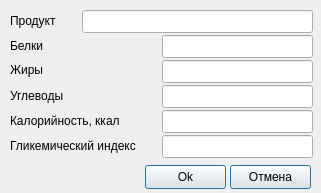
arcan1s/food_gui, file source/add.ui: the form before one commit.
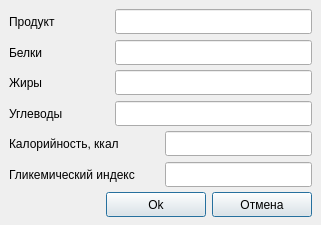
The form after the commit.

What changed in the file:
```diff
--- a/source/add.ui
+++ b/source/add.ui
@@ -7,204 +7,404 @@
     <x>0</x>
     <y>0</y>
     <width>321</width>
-    <height>193</height>
+    <height>225</height>
    </rect>
   </property>
+  <property name="minimumSize">
+   <size>
+    <width>321</width>
+    <height>225</height>
+   </size>
+  </property>
   <property name="windowTitle">
    <string>Добавить</string>
   </property>
   <widget class="QWidget" name="centralwidget">
-   <widget class="QPushButton" name="cancelbut">
-    <property name="geometry">
-     <rect>
-      <x>230</x>
-      <y>165</y>
-      <width>81</width>
-      <height>24</height>
-     </rect>
-    </property>
-    <property name="text">
-     <string>Отмена</string>
-    </property>
-    <property name="default">
-     <bool>true</bool>
-    </property>
-   </widget>
-   <widget class="QPushButton" name="okbut">
-    <property name="geometry">
-     <rect>
-      <x>145</x>
-      <y>165</y>
-      <width>81</width>
-      <height>24</height>
-     </rect>
-    </property>
-    <property name="text">
-     <string>Ok</string>
-    </property>
-    <property name="default">
-     <bool>true</bool>
-    </property>
-   </widget>
-   <widget class="QLineEdit" name="prot_line">
-    <property name="geometry">
-     <rect>
-      <x>162</x>
-      <y>35</y>
-      <width>151</width>
-      <height>23</height>
-     </rect>
-    </property>
-    <property name="alignment">
-     <set>Qt::AlignRight|Qt::AlignTrailing|Qt::AlignVCenter</set>
-    </property>
-   </widget>
-   <widget class="QLineEdit" name="lip_line">
-    <property name="geometry">
-     <rect>
-      <x>162</x>
-      <y>60</y>
-      <width>151</width>
-      <height>23</height>
-     </rect>
-    </property>
-    <property name="alignment">
-     <set>Qt::AlignRight|Qt::AlignTrailing|Qt::AlignVCenter</set>
-    </property>
-   </widget>
-   <widget class="QLineEdit" name="carb_line">
-    <property name="geometry">
-     <rect>
-      <x>162</x>
-      <y>85</y>
-      <width>151</width>
-      <height>23</height>
-     </rect>
-    </property>
-    <property name="alignment">
-     <set>Qt::AlignRight|Qt::AlignTrailing|Qt::AlignVCenter</set>
-    </property>
-   </widget>
-   <widget class="QLineEdit" name="ccal_line">
-    <property name="geometry">
-     <rect>
-      <x>162</x>
-      <y>110</y>
-      <width>151</width>
-      <height>23</height>
-     </rect>
-    </property>
-    <property name="alignment">
-     <set>Qt::AlignRight|Qt::AlignTrailing|Qt::AlignVCenter</set>
-    </property>
-   </widget>
-   <widget class="QLineEdit" name="glyc_line">
-    <property name="geometry">
-     <rect>
-      <x>162</x>
-      <y>135</y>
-      <width>151</width>
-      <height>23</height>
-     </rect>
-    </property>
-    <property name="text">
-     <string/>
-    </property>
-    <property name="alignment">
-     <set>Qt::AlignRight|Qt::AlignTrailing|Qt::AlignVCenter</set>
-    </property>
-   </widget>
-   <widget class="QLabel" name="subs_lab">
-    <property name="geometry">
-     <rect>
-      <x>10</x>
-      <y>10</y>
-      <width>61</width>
-      <height>21</height>
-     </rect>
-    </property>
-    <property name="text">
-     <string>Продукт</string>
-    </property>
-   </widget>
-   <widget class="QLabel" name="prot_lab">
-    <property name="geometry">
-     <rect>
-      <x>10</x>
-      <y>35</y>
-      <width>151</width>
-      <height>21</height>
-     </rect>
-    </property>
-    <property name="text">
-     <string>Белки</string>
-    </property>
-   </widget>
-   <widget class="QLabel" name="lip_lab">
-    <property name="geometry">
-     <rect>
-      <x>10</x>
-      <y>60</y>
-      <width>151</width>
-      <height>20</height>
-     </rect>
-    </property>
-    <property name="text">
-     <string>Жиры</string>
-    </property>
-   </widget>
-   <widget class="QLabel" name="carb_lab">
-    <property name="geometry">
-     <rect>
-      <x>10</x>
-      <y>85</y>
-      <width>151</width>
-      <height>21</height>
-     </rect>
-    </property>
-    <property name="text">
-     <string>Углеводы</string>
-    </property>
-   </widget>
-   <widget class="QLabel" name="ccal_lab">
-    <property name="geometry">
-     <rect>
-      <x>10</x>
-      <y>110</y>
-      <width>151</width>
-      <height>21</height>
-     </rect>
-    </property>
-    <property name="text">
-     <string>Калорийность, ккал</string>
-    </property>
-   </widget>
-   <widget class="QLabel" name="glyc_lab">
-    <property name="geometry">
-     <rect>
-      <x>10</x>
-      <y>135</y>
-      <width>151</width>
-      <height>21</height>
-     </rect>
-    </property>
-    <property name="text">
-     <string>Гликемический индекс</string>
-    </property>
-   </widget>
-   <widget class="QLineEdit" name="subs_line">
-    <property name="geometry">
-     <rect>
-      <x>82</x>
-      <y>10</y>
-      <width>231</width>
-      <height>23</height>
-     </rect>
-    </property>
-    <property name="alignment">
-     <set>Qt::AlignRight|Qt::AlignTrailing|Qt::AlignVCenter</set>
-    </property>
-   </widget>
+   <property name="minimumSize">
+    <size>
+     <width>321</width>
+     <height>225</height>
+    </size>
+   </property>
+   <layout class="QGridLayout" name="gridLayout">
+    <item row="0" column="0">
+     <layout class="QHBoxLayout" name="horizontalLayout">
+      <item>
+       <widget class="QLabel" name="subs_lab">
+        <property name="sizePolicy">
+         <sizepolicy hsizetype="Fixed" vsizetype="Fixed">
+          <horstretch>0</horstretch>
+          <verstretch>0</verstretch>
+         </sizepolicy>
+        </property>
+        <property name="minimumSize">
+         <size>
+          <width>100</width>
+          <height>25</height>
+         </size>
+        </property>
+        <property name="maximumSize">
+         <size>
+          <width>100</width>
+          <height>25</height>
+         </size>
+        </property>
+        <property name="text">
+         <string>Продукт</string>
+        </property>
+       </widget>
+      </item>
+      <item>
+       <widget class="QLineEdit" name="subs_line">
+        <property name="minimumSize">
+         <size>
+          <width>100</width>
+          <height>25</height>
+         </size>
+        </property>
+        <property name="maximumSize">
+         <size>
+          <width>16777215</width>
+          <height>25</height>
+         </size>
+        </property>
+        <property name="alignment">
+         <set>Qt::AlignRight|Qt::AlignTrailing|Qt::AlignVCenter</set>
+        </property>
+       </widget>
+      </item>
+     </layout>
+    </item>
+    <item row="1" column="0">
+     <layout class="QHBoxLayout" name="horizontalLayout_2">
+      <item>
+       <widget class="QLabel" name="prot_lab">
+        <property name="sizePolicy">
+         <sizepolicy hsizetype="Fixed" vsizetype="Fixed">
+          <horstretch>0</horstretch>
+          <verstretch>0</verstretch>
+         </sizepolicy>
+        </property>
+        <property name="minimumSize">
+         <size>
+          <width>100</width>
+          <height>25</height>
+         </size>
+        </property>
+        <property name="maximumSize">
+         <size>
+          <width>100</width>
+          <height>25</height>
+         </size>
+        </property>
+        <property name="text">
+         <string>Белки</string>
+        </property>
+       </widget>
+      </item>
+      <item>
+       <widget class="QLineEdit" name="prot_line">
+        <property name="minimumSize">
+         <size>
+          <width>100</width>
+          <height>25</height>
+         </size>
+        </property>
+        <property name="maximumSize">
+         <size>
+          <width>16777215</width>
+          <height>25</height>
+         </size>
+        </property>
+        <property name="alignment">
+         <set>Qt::AlignRight|Qt::AlignTrailing|Qt::AlignVCenter</set>
+        </property>
+       </widget>
+      </item>
+     </layout>
+    </item>
+    <item row="2" column="0">
+     <layout class="QHBoxLayout" name="horizontalLayout_3">
+      <item>
+       <widget class="QLabel" name="lip_lab">
+        <property name="sizePolicy">
+         <sizepolicy hsizetype="Fixed" vsizetype="Fixed">
+          <horstretch>0</horstretch>
+          <verstretch>0</verstretch>
+         </sizepolicy>
+        </property>
+        <property name="minimumSize">
+         <size>
+          <width>100</width>
+          <height>25</height>
+         </size>
+        </property>
+        <property name="maximumSize">
+         <size>
+          <width>100</width>
+          <height>25</height>
+         </size>
+        </property>
+        <property name="text">
+         <string>Жиры</string>
+        </property>
+       </widget>
+      </item>
+      <item>
+       <widget class="QLineEdit" name="lip_line">
+        <property name="minimumSize">
+         <size>
+          <width>100</width>
+          <height>25</height>
+         </size>
+        </property>
+        <property name="maximumSize">
+         <size>
+          <width>16777215</width>
+          <height>25</height>
+         </size>
+        </property>
+        <property name="alignment">
+         <set>Qt::AlignRight|Qt::AlignTrailing|Qt::AlignVCenter</set>
+        </property>
+       </widget>
+      </item>
+     </layout>
+    </item>
+    <item row="3" column="0">
+     <layout class="QHBoxLayout" name="horizontalLayout_4">
+      <item>
+       <widget class="QLabel" name="carb_lab">
+        <property name="sizePolicy">
+         <sizepolicy hsizetype="Fixed" vsizetype="Fixed">
+          <horstretch>0</horstretch>
+          <verstretch>0</verstretch>
+         </sizepolicy>
+        </property>
+        <property name="minimumSize">
+         <size>
+          <width>100</width>
+          <height>25</height>
+         </size>
+        </property>
+        <property name="maximumSize">
+         <size>
+          <width>100</width>
+          <height>25</height>
+         </size>
+        </property>
+        <property name="text">
+         <string>Углеводы</string>
+        </property>
+       </widget>
+      </item>
+      <item>
+       <widget class="QLineEdit" name="carb_line">
+        <property name="minimumSize">
+         <size>
+          <width>100</width>
+          <height>25</height>
+         </size>
+        </property>
+        <property name="maximumSize">
+         <size>
+          <width>16777215</width>
+          <height>25</height>
+         </size>
+        </property>
+        <property name="alignment">
+         <set>Qt::AlignRight|Qt::AlignTrailing|Qt::AlignVCenter</set>
+        </property>
+       </widget>
+      </item>
+     </layout>
+    </item>
+    <item row="4" column="0">
+     <layout class="QHBoxLayout" name="horizontalLayout_5">
+      <item>
+       <widget class="QLabel" name="ccal_lab">
+        <property name="sizePolicy">
+         <sizepolicy hsizetype="Fixed" vsizetype="Fixed">
+          <horstretch>0</horstretch>
+          <verstretch>0</verstretch>
+         </sizepolicy>
+        </property>
+        <property name="minimumSize">
+         <size>
+          <width>150</width>
+          <height>25</height>
+         </size>
+        </property>
+        <property name="maximumSize">
+         <size>
+          <width>150</width>
+          <height>25</height>
+         </size>
+        </property>
+        <property name="text">
+         <string>Калорийность, ккал</string>
+        </property>
+       </widget>
+      </item>
+      <item>
+       <widget class="QLineEdit" name="ccal_line">
+        <property name="minimumSize">
+         <size>
+          <width>100</width>
+          <height>25</height>
+         </size>
+        </property>
+        <property name="maximumSize">
+         <size>
+          <width>16777215</width>
+          <height>25</height>
+         </size>
+        </property>
+        <property name="alignment">
+         <set>Qt::AlignRight|Qt::AlignTrailing|Qt::AlignVCenter</set>
+        </property>
+       </widget>
+      </item>
+     </layout>
+    </item>
+    <item row="5" column="0">
+     <layout class="QHBoxLayout" name="horizontalLayout_6">
+      <item>
+       <widget class="QLabel" name="glyc_lab">
+        <property name="sizePolicy">
+         <sizepolicy hsizetype="Fixed" vsizetype="Fixed">
+          <horstretch>0</horstretch>
+          <verstretch>0</verstretch>
+         </sizepolicy>
+        </property>
+        <property name="minimumSize">
+         <size>
+          <width>150</width>
+          <height>25</height>
+         </size>
+        </property>
+        <property name="maximumSize">
+         <size>
+          <width>150</width>
+          <height>25</height>
+         </size>
+        </property>
+        <property name="text">
+         <string>Гликемический индекс</string>
+        </property>
+       </widget>
+      </item>
+      <item>
+       <widget class="QLineEdit" name="glyc_line">
+        <property name="minimumSize">
+         <size>
+          <width>100</width>
+          <height>25</height>
+         </size>
+        </property>
+        <property name="maximumSize">
+         <size>
+          <width>16777215</width>
+          <height>25</height>
+         </size>
+        </property>
+        <property name="text">
+         <string/>
+        </property>
+        <property name="alignment">
+         <set>Qt::AlignRight|Qt::AlignTrailing|Qt::AlignVCenter</set>
+        </property>
+       </widget>
+      </item>
+     </layout>
+    </item>
+    <item row="6" column="0">
+     <layout class="QHBoxLayout" name="horizontalLayout_7">
+      <item>
+       <spacer name="horizontalSpacer">
+        <property name="orientation">
+         <enum>Qt::Horizontal</enum>
+        </property>
+        <property name="sizeHint" stdset="0">
+         <size>
+          <width>40</width>
+          <height>20</height>
+         </size>
+        </property>
+       </spacer>
+      </item>
+      <item>
+       <widget class="QPushButton" name="okbut">
+        <property name="sizePolicy">
+         <sizepolicy hsizetype="Fixed" vsizetype="Fixed">
+          <horstretch>0</horstretch>
+          <verstretch>0</verstretch>
+         </sizepolicy>
+        </property>
+        <property name="minimumSize">
+         <size>
+          <width>100</width>
+          <height>25</height>
+         </size>
+        </property>
+        <property name="maximumSize">
+         <size>
+          <width>100</width>
+          <height>25</height>
+         </size>
+        </property>
+        <property name="text">
+         <string>Ok</string>
+        </property>
+        <property name="default">
+         <bool>true</bool>
+        </property>
+       </widget>
+      </item>
+      <item>
+       <widget class="QPushButton" name="cancelbut">
+        <property name="sizePolicy">
+         <sizepolicy hsizetype="Fixed" vsizetype="Fixed">
+          <horstretch>0</horstretch>
+          <verstretch>0</verstretch>
+         </sizepolicy>
+        </property>
+        <property name="minimumSize">
+         <size>
+          <width>100</width>
+          <height>25</height>
+         </size>
+        </property>
+        <property name="maximumSize">
+         <size>
+          <width>100</width>
+          <height>25</height>
+         </size>
+        </property>
+        <property name="text">
+         <string>Отмена</string>
+        </property>
+        <property name="default">
+         <bool>true</bool>
+        </property>
+       </widget>
+      </item>
+     </layout>
+    </item>
+    <item row="7" column="0">
+     <spacer name="verticalSpacer">
+      <property name="orientation">
+       <enum>Qt::Vertical</enum>
+      </property>
+      <property name="sizeHint" stdset="0">
+       <size>
+        <width>20</width>
+        <height>0</height>
+       </size>
+      </property>
+     </spacer>
+    </item>
+   </layout>
   </widget>
  </widget>
  <tabstops>
```
Left out of the diff: 10 changed lines with no effect on the pictures.
